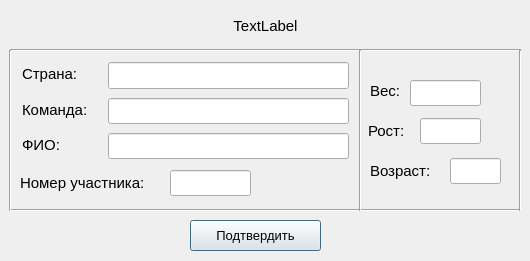
First picture: the form in Lab2/Lab2Task1.2/newplayer.ui, repository petrzhal/cpp-labs, before the edit.
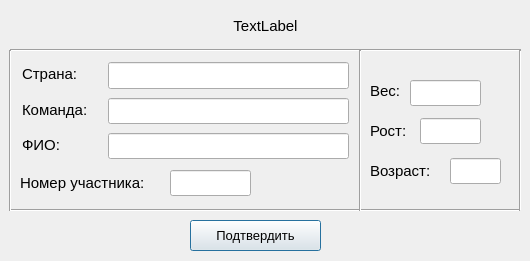
Second picture: the form after the edit.

```diff
--- a/Lab2/Lab2Task1.2/newplayer.ui
+++ b/Lab2/Lab2Task1.2/newplayer.ui
@@ -154,7 +154,7 @@
   <widget class="QLabel" name="label_height">
    <property name="geometry">
     <rect>
-     <x>368</x>
+     <x>370</x>
      <y>118</y>
      <width>39</width>
      <height>26</height>
```
